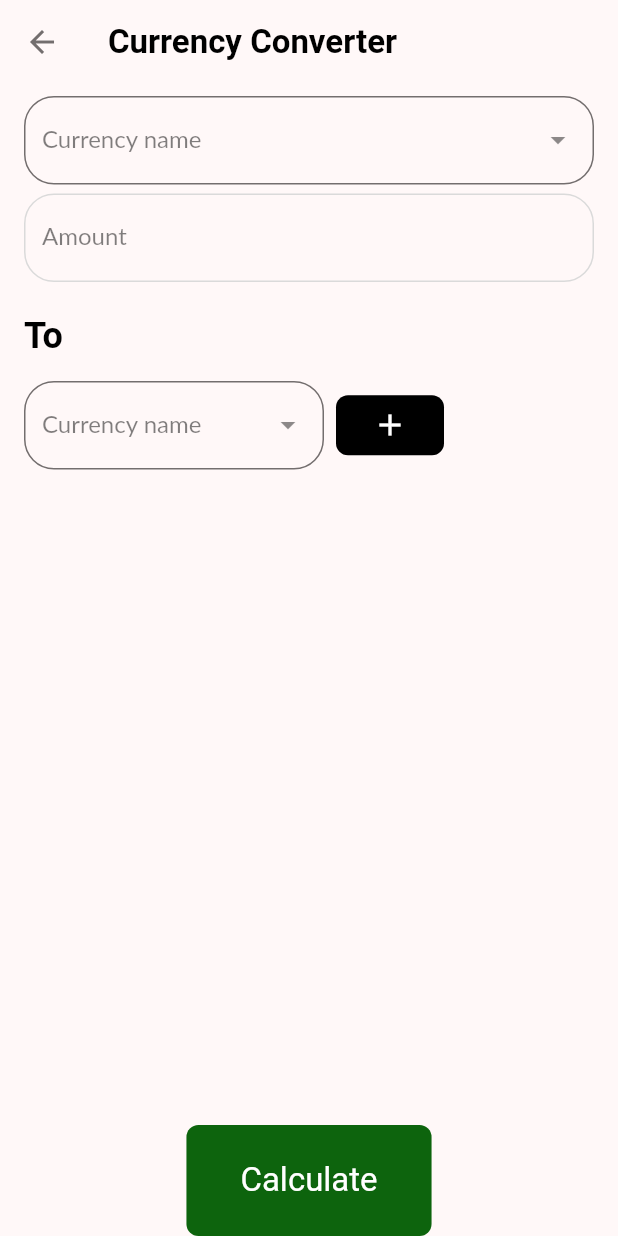
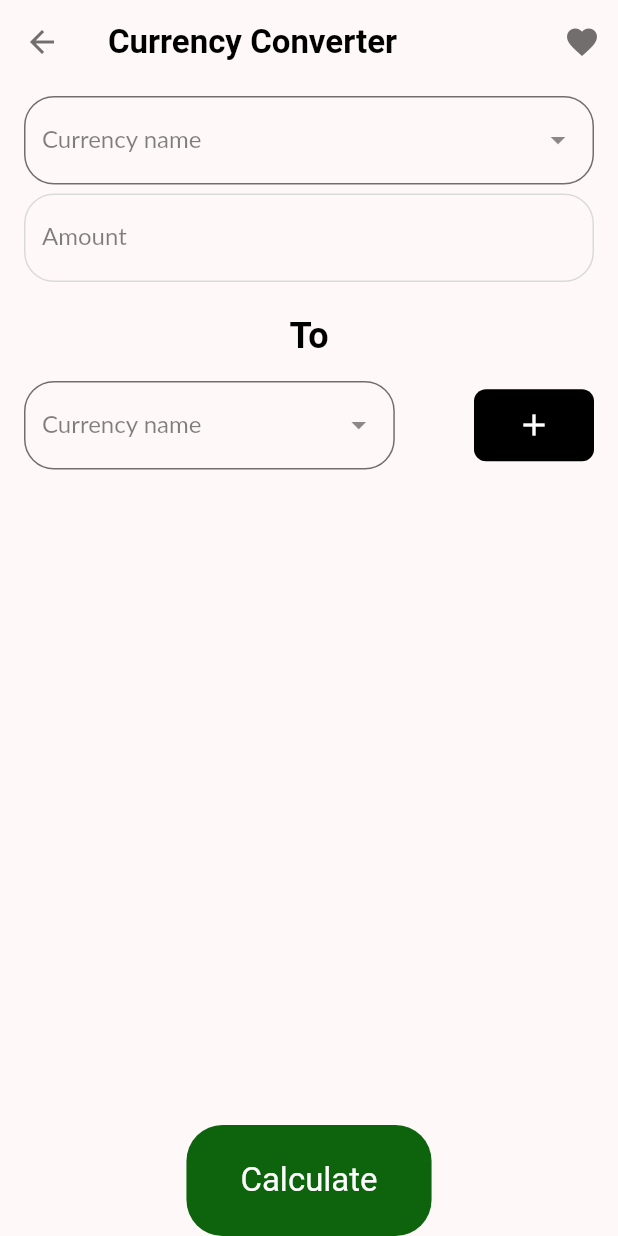
Before and after one commit to Ravindu1995/Currency_converter, a Flutter app: the screen it shows after launch, after a tap on "Continue", on a phone screen of 412 x 824 dp. Run offline on Flutter 3.47's test engine with Material 3 defaults, Android fonts, the phone set to English and light mode, and no system bars; drawn by our look-alikes of dropdown_search; our stand-ins replace auto_route, dio, flutter_riverpod, google_fonts, package_info_plus, shared_preferences and 1 more; Roboto replaces fonts that are missing (Lato).

Commit message:
Project Scope Completed
Splash Screen image Added.
Favorite currencies Add and delete Implemented.
Messages Added to show user.

```diff
--- a/lib/main.dart
+++ b/lib/main.dart
@@ -8,6 +8,7 @@ import 'package:flutter/foundation.dart';
 import 'package:flutter/material.dart';
 import 'package:flutter_riverpod/flutter_riverpod.dart';
 import 'package:package_info_plus/package_info_plus.dart';
+import 'package:shared_preferences/shared_preferences.dart';
 
 _initLogger() {
   if (kReleaseMode) {
@@ -23,15 +24,23 @@ final currencyServiceProvider = Provider<CurrencyService>((ref) {
   final dio = ref.read(dioProvider);
   return CurrencyService(dio);
 });
+
+final sharedPreferencesProvider = Provider<SharedPreferences>((ref) {
+  throw UnimplementedError();
+});
 void main() async {
   runZonedGuarded<Future<void>>(
     () async {
       WidgetsFlutterBinding.ensureInitialized();
       await _initLogger();
       final packageInfo = await PackageInfo.fromPlatform();
+      final sharedPreferences = await SharedPreferences.getInstance();
       runApp(
         ProviderScope(
-          overrides: [packageInfoProvider.overrideWithValue(packageInfo)],
+          overrides: [
+            packageInfoProvider.overrideWithValue(packageInfo),
+            sharedPreferencesProvider.overrideWithValue(sharedPreferences),
+          ],
           child: const AppView(),
         ),
       );
--- a/lib/ui/views/splash/splashview.dart
+++ b/lib/ui/views/splash/splashview.dart
@@ -1,7 +1,6 @@
 import 'package:auto_route/auto_route.dart';
 import 'package:currency_converter/ui/theme/app_colors.dart';
 import 'package:currency_converter/ui/views/home/home_view.dart';
-
 import 'package:flutter/material.dart';
 import 'package:flutter_riverpod/flutter_riverpod.dart';
 
@@ -12,8 +11,36 @@ class SplashView extends ConsumerWidget {
   @override
   Widget build(BuildContext context, WidgetRef ref) {
     return Scaffold(
-      body: Center(
-        child: ElevatedButton(
+      body: Padding(
+        padding: const EdgeInsets.all(16.0),
+        child: Column(
+          mainAxisAlignment: MainAxisAlignment.spaceBetween,
+          crossAxisAlignment: CrossAxisAlignment.center,
+          children: [
+            const SizedBox(height: 40),
+            Image.asset('assets/images/ccSplash.png', width: 150, height: 150),
+            const SizedBox(height: 10),
+            const Center(
+              child: Text(
+                'Welcome',
+                style: TextStyle(
+                  fontSize: 36,
+                  fontWeight: FontWeight.bold,
+                  color: AppColors.primary,
+                ),
+                textAlign: TextAlign.center,
+              ),
+            ),
+            const Text(
+              'Currency Converter!',
+              style: TextStyle(
+                fontSize: 24,
+                fontWeight: FontWeight.bold,
+                color: AppColors.primary,
+              ),
+              textAlign: TextAlign.center,
+            ),
+            ElevatedButton(
               onPressed: () {
                 Navigator.push(
                   context,
@@ -22,7 +49,8 @@ class SplashView extends ConsumerWidget {
               },
               style: ElevatedButton.styleFrom(
                 backgroundColor: AppColors.primary,
-            padding: const EdgeInsets.symmetric(horizontal: 20, vertical: 15),
+                padding:
+                    const EdgeInsets.symmetric(horizontal: 20, vertical: 15),
                 shape: RoundedRectangleBorder(
                   borderRadius: BorderRadius.circular(8),
                 ),
@@ -32,6 +60,27 @@ class SplashView extends ConsumerWidget {
                 style: TextStyle(fontSize: 18),
               ),
             ),
+            const Column(
+              children: [
+                Text(
+                  'Powered by code94Labs',
+                  style: TextStyle(
+                    fontSize: 14,
+                    color: Colors.grey,
+                  ),
+                ),
+                SizedBox(height: 4),
+                Text(
+                  'Version 0.0.1',
+                  style: TextStyle(
+                    fontSize: 12,
+                    color: Colors.grey,
+                  ),
+                ),
+              ],
+            ),
+          ],
+        ),
       ),
     );
   }
--- a/pubspec.yaml
+++ b/pubspec.yaml
@@ -45,6 +45,7 @@ dependencies:
   freezed_annotation: ^2.0.1
   dio: ^5.4.1
   dropdown_search: ^5.0.5
+  shared_preferences: ^2.2.3
 
 dev_dependencies:
   flutter_test:
@@ -74,9 +75,8 @@ flutter:
   uses-material-design: true
 
   # To add assets to your application, add an assets section, like this:
-  # assets:
-  #   - images/a_dot_burr.jpeg
-  #   - images/a_dot_ham.jpeg
+  assets:
+    - assets/images/ccSplash.png
 
   # An image asset can refer to one or more resolution-specific "variants", see
   # https://flutter.dev/to/resolution-aware-images
```
Also changed, not shown: lib/ui/views/favorite/favourite_view.dart (added, +118 -0 lines), lib/ui/views/home/currency_view_model.dart (+83 -4 lines), lib/ui/views/home/home_view.dart (+85 -20 lines), assets/images/ccSplash.png (added), 1 other file. Lines whose indentation alone changed are shown as unchanged.
